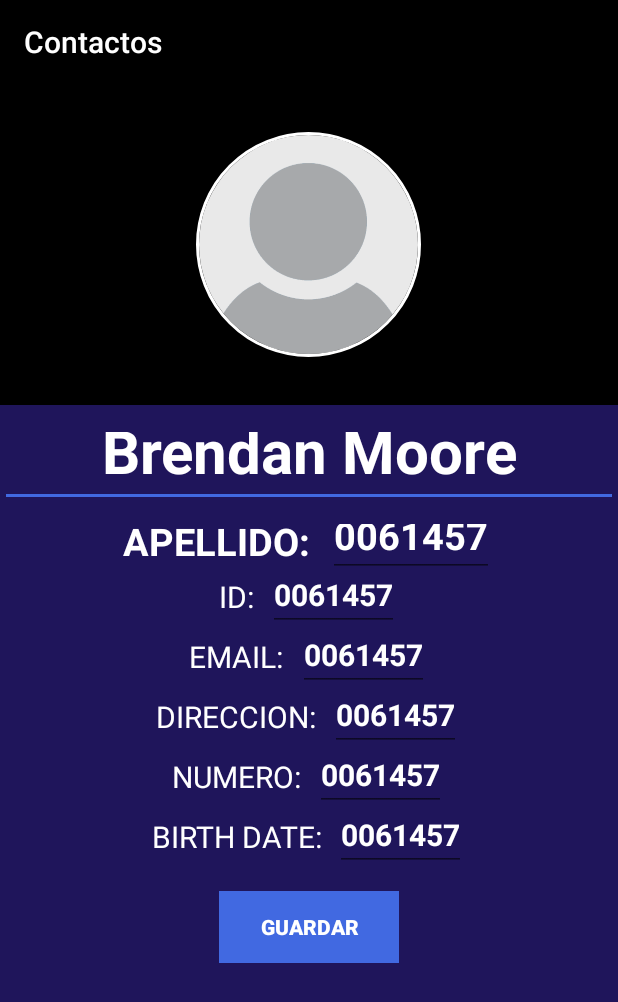
After one commit to hugopinto1997/ParcialPDM, an Android app: the editpersonaclick screen opened directly, with no data from a screen before it, on a phone screen of 412 x 824 dp. The commit adds this screen. Shown: the top 1002 px of the screen. Run offline under Robolectric (Android 15) with nearby library versions, the phone set to English and light mode, and no system bars; our stand-ins replace CircleImageView.

Commit message:
editar design listo

```diff
--- a/app/src/main/AndroidManifest.xml
+++ b/app/src/main/AndroidManifest.xml
@@ -58,7 +58,8 @@
             android:parentActivityName=".MainActivity" />
         <activity android:name=".imagenfull" />
         <activity android:name=".personaclickimagen" />
-        <activity android:name=".personaclickfullimage"></activity>
+        <activity android:name=".personaclickfullimage" />
+        <activity android:name=".editpersonaclick"></activity>
     </application>
 
 </manifest>
--- a/app/src/main/java/com/hugopinto/parcialv4710/MainContactClick.java
+++ b/app/src/main/java/com/hugopinto/parcialv4710/MainContactClick.java
@@ -30,8 +30,9 @@ import java.util.Calendar;
 
 public class MainContactClick extends AppCompatActivity {
 
-    TextView namepersonclick,apell, cid, emaill, address, numero, birthday;
+    TextView namepersonclick,apell, cid, emaill, address, numero, birthday, editar;
     ImageView imagenclick, btn, btnshare;
+
     int auxcosa;
 
 
@@ -53,6 +54,7 @@ public class MainContactClick extends AppCompatActivity {
         imagenclick = findViewById(R.id.photo);
         btn=findViewById(R.id.call);
         btnshare = findViewById(R.id.compartir);
+        editar = findViewById(R.id.edit);
 
 //hacemos un intent y ub bundle
         Intent intent = this.getIntent();
@@ -64,28 +66,28 @@ public class MainContactClick extends AppCompatActivity {
         if(persona.getAddress()==null){
             address.setText("DIRECCION:  No posee dirección");
         }else{
-            address.setText("DIRECCION:"+persona.getAddress().toString());
+            address.setText("DIRECCION:  "+persona.getAddress().toString());
         }
         if(persona.getEmail()==null){
             emaill.setText("DIRECCION:  No posee dirección");
         }else{
-            emaill.setText("EMAIL:"+persona.getEmail().toString());
+            emaill.setText("EMAIL: "+persona.getEmail().toString());
         }
         imagenclick.setImageURI(Uri.parse(persona.getImagendraw()));
         if(persona.getNumber()==null){
             numero.setText("NUMERO: No posee numero");
         }else{
-            numero.setText("NUMERO:"+persona.getNumber().toString());
+            numero.setText("NUMERO:  "+persona.getNumber().toString());
         }
         if(persona.getApellido()==null){
             apell.setText("APELLIDO: No definido");
         }else{
-            apell.setText("APELLIDO:"+persona.getApellido().toString());
+            apell.setText("APELLIDO:  "+persona.getApellido().toString());
         }
         if(persona.getBirthdate()==null){
             birthday.setText("BIRTH DATE: No definido");
         }else{
-            birthday.setText("BIRTH DATE:"+persona.getBirthdate().toString());
+            birthday.setText("BIRTH DATE:  "+persona.getBirthdate().toString());
         }
         cid.setText("ID:"+persona.getId().toString());
 
@@ -159,5 +161,16 @@ public class MainContactClick extends AppCompatActivity {
             }
         });
 
+        editar.setOnClickListener(new View.OnClickListener(){
+            @Override
+            public void onClick(View v){
+                Intent newIntent = new Intent(v.getContext(),editpersonaclick.class);
+                Bundle caja = new Bundle();
+                caja.putSerializable("cimagenf", persona);
+                newIntent.putExtras(caja);
+                startActivity(newIntent);
+            }
+        });
+
     }
 }
--- /dev/null
+++ b/app/src/main/java/com/hugopinto/parcialv4710/editpersonaclick.java
@@ -0,0 +1,18 @@
+package com.hugopinto.parcialv4710;
+
+import android.support.v7.app.AppCompatActivity;
+import android.os.Bundle;
+import android.widget.ImageView;
+import android.widget.TextView;
+
+public class editpersonaclick extends AppCompatActivity {
+
+    TextView namepersonclicke,apelle, cide, emaille, addresse, numeroe, birthdaye, editare;
+    ImageView btneditare;
+
+    @Override
+    protected void onCreate(Bundle savedInstanceState) {
+        super.onCreate(savedInstanceState);
+        setContentView(R.layout.activity_editpersonaclick);
+    }
+}
--- /dev/null
+++ b/app/src/main/res/layout/activity_editpersonaclick.xml
@@ -0,0 +1,275 @@
+<?xml version="1.0" encoding="utf-8"?>
+<LinearLayout xmlns:android="http://schemas.android.com/apk/res/android"
+    android:layout_width="match_parent"
+    xmlns:tools="http://schemas.android.com/tools"
+    android:background="#1f155b"
+    android:layout_height="match_parent"
+    tools:context=".MainActivity"
+    xmlns:app="http://schemas.android.com/apk/res-auto">
+
+    <LinearLayout
+        android:layout_width="match_parent"
+        android:layout_height="match_parent"
+        android:orientation="vertical"
+        android:layout_gravity="center"
+        android:gravity="center_horizontal"
+        android:background="#000000">
+        <LinearLayout
+            android:layout_width="150dp"
+            android:layout_height="150dp"
+            android:layout_marginTop="32dp"
+            android:layout_marginBottom="32dp"
+            android:layout_gravity="center">
+            <de.hdodenhof.circleimageview.CircleImageView
+                android:id="@+id/photoeditar"
+                android:src="@drawable/msn2"
+                android:layout_width="match_parent"
+                android:layout_height="match_parent"
+                app:civ_border_color="#ffffff"
+                app:civ_border_width="2dp"/>
+
+
+
+
+        </LinearLayout>
+
+
+
+        <LinearLayout
+            android:layout_width="match_parent"
+            android:orientation="vertical"
+            android:background="#1f155b"
+            android:layout_height="match_parent">
+
+
+            <EditText
+                android:id="@+id/clickname"
+                android:layout_width="match_parent"
+                android:layout_height="60dp"
+                android:layout_marginTop="8dp"
+                android:textColor="#ffffff"
+                android:textSize="40sp"
+                android:text="Brendan Moore"
+                android:gravity="center"
+                android:textStyle="bold"
+                android:fontFamily="sans-serif"
+                android:layout_gravity="center"/>
+            <LinearLayout
+                android:layout_width="wrap_content"
+                android:layout_gravity="center_horizontal"
+                android:orientation="horizontal"
+                android:layout_height="40dp">
+                <TextView
+                    android:layout_width="wrap_content"
+                    android:layout_height="45dp"
+                    android:layout_marginTop="0dp"
+                    android:fontFamily="sans-serif"
+                    android:textColor="#ffffff"
+                    android:gravity="center"
+                    android:textSize="25dp"
+                    android:textStyle="bold"
+                    android:text="APELLIDO:  "
+                    android:layout_gravity="center_horizontal"/>
+                <EditText
+                    android:gravity="center"
+                    android:id="@+id/clickapellido"
+                    android:layout_width="wrap_content"
+                    android:layout_height="45dp"
+                    android:layout_marginTop="4dp"
+                    android:fontFamily="sans-serif"
+                    android:textColor="#ffffff"
+                    android:textSize="25dp"
+                    android:textStyle="bold"
+                    android:text="0061457"
+                    android:layout_gravity="center"/>
+
+            </LinearLayout>
+
+            <LinearLayout
+                android:layout_width="wrap_content"
+                android:layout_gravity="center_horizontal"
+                android:orientation="horizontal"
+                android:layout_height="40dp">
+                <TextView
+                    android:layout_width="wrap_content"
+                    android:layout_height="40dp"
+                    android:layout_marginTop="4dp"
+                    android:fontFamily="sans-serif"
+                    android:textColor="#ffffff"
+                    android:gravity="center"
+                    android:textSize="20dp"
+                    android:text="ID:  "
+                    android:layout_gravity="center_horizontal"/>
+                <EditText
+                    android:gravity="center"
+                    android:id="@+id/clickideditar"
+                    android:layout_width="wrap_content"
+                    android:layout_height="45dp"
+                    android:layout_marginTop="0dp"
+                    android:fontFamily="sans-serif"
+                    android:textColor="#ffffff"
+                    android:textSize="20dp"
+                    android:textStyle="bold"
+                    android:text="0061457"
+                    android:layout_gravity="center"/>
+
+            </LinearLayout>
+
+
+            <LinearLayout
+                android:layout_width="wrap_content"
+                android:layout_gravity="center_horizontal"
+                android:orientation="horizontal"
+                android:layout_height="40dp">
+                <TextView
+                    android:layout_width="wrap_content"
+                    android:layout_height="40dp"
+                    android:layout_marginTop="4dp"
+                    android:fontFamily="sans-serif"
+                    android:textColor="#ffffff"
+                    android:gravity="center"
+                    android:textSize="20dp"
+                    android:text="EMAIL:  "
+                    android:layout_gravity="center_horizontal"/>
+                <EditText
+                    android:gravity="center"
+                    android:id="@+id/clickemaileditar"
+                    android:layout_width="wrap_content"
+                    android:layout_height="45dp"
+                    android:layout_marginTop="0dp"
+                    android:fontFamily="sans-serif"
+                    android:textColor="#ffffff"
+                    android:textSize="20dp"
+                    android:textStyle="bold"
+                    android:text="0061457"
+                    android:layout_gravity="center"/>
+
+            </LinearLayout>
+
+            <LinearLayout
+                android:layout_width="wrap_content"
+                android:layout_gravity="center_horizontal"
+                android:orientation="horizontal"
+                android:layout_height="40dp">
+                <TextView
+                    android:layout_width="wrap_content"
+                    android:layout_height="40dp"
+                    android:layout_marginTop="4dp"
+                    android:fontFamily="sans-serif"
+                    android:textColor="#ffffff"
+                    android:gravity="center"
+                    android:textSize="20dp"
+                    android:text="DIRECCION:  "
+                    android:layout_gravity="center_horizontal"/>
+                <EditText
+                    android:gravity="center"
+                    android:id="@+id/clickdireccionedittar"
+                    android:layout_width="wrap_content"
+                    android:layout_height="45dp"
+                    android:layout_marginTop="0dp"
+                    android:fontFamily="sans-serif"
+                    android:textColor="#ffffff"
+                    android:textSize="20dp"
+                    android:textStyle="bold"
+                    android:text="0061457"
+                    android:layout_gravity="center"/>
+
+            </LinearLayout>
+            <LinearLayout
+                android:layout_width="wrap_content"
+                android:layout_gravity="center_horizontal"
+                android:orientation="horizontal"
+                android:layout_height="40dp">
+                <TextView
+                    android:layout_width="wrap_content"
+                    android:layout_height="40dp"
+                    android:layout_marginTop="4dp"
+                    android:fontFamily="sans-serif"
+                    android:textColor="#ffffff"
+                    android:gravity="center"
+                    android:textSize="20dp"
+                    android:text="NUMERO:  "
+                    android:layout_gravity="center_horizontal"/>
+                <EditText
+                    android:gravity="center"
+                    android:id="@+id/clicknumeroeditar"
+                    android:layout_width="wrap_content"
+                    android:layout_height="45dp"
+                    android:layout_marginTop="0dp"
+                    android:fontFamily="sans-serif"
+                    android:textColor="#ffffff"
+                    android:textSize="20dp"
+                    android:textStyle="bold"
+                    android:text="0061457"
+                    android:layout_gravity="center"/>
+
+            </LinearLayout>
+            <LinearLayout
+                android:layout_width="wrap_content"
+                android:layout_gravity="center_horizontal"
+                android:orientation="horizontal"
+                android:layout_height="40dp">
+                <TextView
+                    android:layout_width="wrap_content"
+                    android:layout_height="40dp"
+                    android:layout_marginTop="4dp"
+                    android:fontFamily="sans-serif"
+                    android:textColor="#ffffff"
+                    android:gravity="center"
+                    android:textSize="20dp"
+                    android:text="BIRTH DATE:  "
+                    android:layout_gravity="center_horizontal"/>
+                <EditText
+                    android:gravity="center"
+                    android:id="@+id/clickbirthdateeditar"
+                    android:layout_width="wrap_content"
+                    android:layout_height="45dp"
+                    android:layout_marginTop="0dp"
+                    android:fontFamily="sans-serif"
+                    android:textColor="#ffffff"
+                    android:textSize="20dp"
+                    android:textStyle="bold"
+                    android:text="0061457"
+                    android:layout_gravity="center"/>
+
+            </LinearLayout>
+
+
+            <LinearLayout
+                android:layout_width="wrap_content"
+                android:layout_marginTop="16dp"
+                android:layout_gravity="center"
+                android:layout_height="wrap_content">
+
+                <Button
+                    android:layout_width="120dp"
+                    android:id="@+id/btneditar"
+                    android:layout_height="wrap_content"
+                    android:text="Guardar"
+                    android:background="@color/colorAccent"
+                    android:textStyle="bold"
+                    android:textColor="#ffffff"/>
+
+
+
+
+
+            </LinearLayout>
+
+        </LinearLayout>
+
+
+
+
+
+
+
+
+
+
+
+
+    </LinearLayout>
+
+
+</LinearLayout>
--- a/app/src/main/res/layout/contactoclick.xml
+++ b/app/src/main/res/layout/contactoclick.xml
@@ -28,7 +28,17 @@
                 app:civ_border_width="2dp"/>
 
 
+
+
         </LinearLayout>
+        <TextView
+            android:id="@+id/edit"
+            android:layout_width="wrap_content"
+            android:layout_height="wrap_content"
+            android:textColor="#ffffff"
+            android:textSize="25sp"
+            android:layout_gravity="bottom|right"
+            android:text="Editar"/>
 
 
         <LinearLayout
@@ -54,8 +64,10 @@
                 android:layout_width="match_parent"
                 android:layout_height="wrap_content"
                 android:layout_marginTop="4dp"
+                android:fontFamily="sans-serif"
                 android:textColor="#ffffff"
-                android:textSize="20sp"
+                android:textSize="25dp"
+                android:textStyle="bold"
                 android:text="0061457"
                 android:gravity="center"
                 android:layout_gravity="center"/>
@@ -68,6 +80,7 @@
                 android:textColor="#ffffff"
                 android:textSize="20sp"
                 android:text="+503 2257-7777"
+                android:fontFamily="sans-serif"
                 android:gravity="center"
                 android:layout_gravity="center"/>
             <TextView
@@ -76,6 +89,7 @@
                 android:layout_height="wrap_content"
                 android:layout_marginTop="4dp"
                 android:textColor="#ffffff"
+                android:fontFamily="sans-serif"
                 android:textSize="20sp"
                 android:text="Casa #25 Colonia X"
                 android:gravity="center"
@@ -85,6 +99,7 @@
                 android:layout_width="match_parent"
                 android:layout_height="wrap_content"
                 android:layout_marginTop="4dp"
+                android:fontFamily="sans-serif"
                 android:textColor="#ffffff"
                 android:textSize="20sp"
                 android:text="Casa #25 Colonia X"
@@ -94,6 +109,7 @@
                 android:id="@+id/clicknumero"
                 android:layout_width="match_parent"
                 android:layout_height="wrap_content"
+                android:fontFamily="sans-serif"
                 android:layout_marginTop="4dp"
                 android:textColor="#ffffff"
                 android:textSize="20sp"
@@ -106,6 +122,7 @@
                 android:layout_height="wrap_content"
                 android:layout_marginTop="4dp"
                 android:textColor="#ffffff"
+                android:fontFamily="sans-serif"
                 android:textSize="20sp"
                 android:text="Casa #25 Colonia X"
                 android:gravity="center"
```
